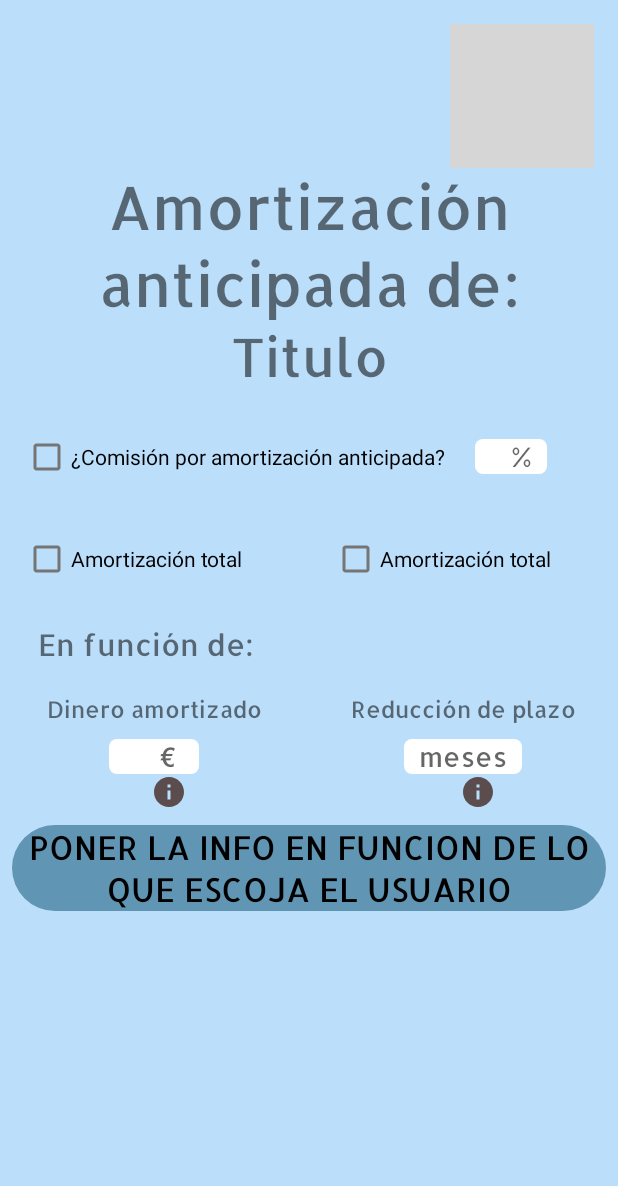
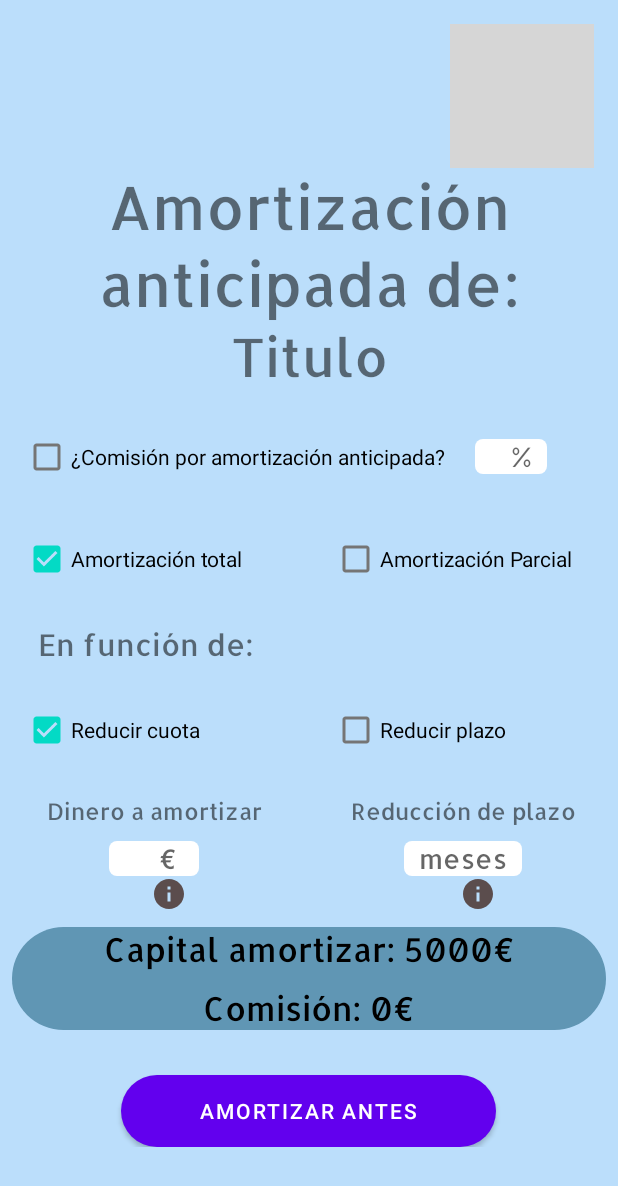
Before and after one commit to Seryiii/TFG-MiHipotecaApp, an Android app: the layout activity_amortizar_antes.xml on its own in the app's theme, with its tools: preview values and no code run, on a phone screen of 412 x 824 dp. Shown: the top 1186 px of the screen. Run offline under Robolectric (Android 15) with nearby library versions, the phone set to English and light mode, and no system bars; grey boxes are pictures that could not be loaded.

Commit message:
principio_amortizar_antes

```diff
--- a/MiHipotecaApp/app/src/main/java/es/MiHipotecaApp/TFG/UsuarioRegistrado/HipotecasSeguimiento/AmortizarAntes.java
+++ b/MiHipotecaApp/app/src/main/java/es/MiHipotecaApp/TFG/UsuarioRegistrado/HipotecasSeguimiento/AmortizarAntes.java
@@ -3,14 +3,107 @@ package es.MiHipotecaApp.TFG.UsuarioRegistrado.HipotecasSeguimiento;
 import androidx.appcompat.app.AppCompatActivity;
 
 import android.os.Bundle;
+import android.view.View;
+import android.widget.Button;
+import android.widget.CheckBox;
+import android.widget.CompoundButton;
+import android.widget.EditText;
+import android.widget.ImageButton;
+import android.widget.LinearLayout;
+import android.widget.TextView;
 
 import es.MiHipotecaApp.TFG.R;
 
 public class AmortizarAntes extends AppCompatActivity {
 
+    private TextView titulo_hipoteca;
+    private CheckBox check_comision;
+    private EditText edit_comision;
+    private CheckBox check_amort_total;
+    private CheckBox check_amort_parcial;
+    private CheckBox check_reducir_cuota;
+    private CheckBox check_reducir_plazo;
+    private EditText edit_dinero_a_amortizar;
+    private EditText edit_reduccion_plazo_meses;
+    private ImageButton btn_info_dinero_amort;
+    private ImageButton btn_info_reduccion_plazo;
+
+    private Button amortizar_antes;
+
+
+    private TextView capital_amortizado;
+    private TextView total_comision;
+    //Utilizar este layout tambien para num cuotas anterior vs num_cuotas
+    private LinearLayout layout_cuotaplazo_antigua_vs_nueva;
+    private LinearLayout layout_amort_parcial;
+
+
+
     @Override
     protected void onCreate(Bundle savedInstanceState) {
         super.onCreate(savedInstanceState);
         setContentView(R.layout.activity_amortizar_antes);
+        initUI();
+        eventos();
+    }
+
+    private void initUI(){
+        titulo_hipoteca = findViewById(R.id.nombre_amort_anticipada_hip);
+        check_comision  = findViewById(R.id.checkBox_comision_amrotizacion_anticipada);
+        edit_comision = findViewById(R.id.edit_porcentaje_comision_ant);
+        check_amort_total = findViewById(R.id.checkBox_amort_total);
+        check_amort_parcial = findViewById(R.id.checkBox_amort_parcial);
+        check_reducir_cuota = findViewById(R.id.check_reducir_cuota);
+        check_reducir_plazo = findViewById(R.id.check_reducir_plazo);
+        edit_dinero_a_amortizar = findViewById(R.id.edit_dinero_amort);
+        edit_reduccion_plazo_meses = findViewById(R.id.edit_reduccion_plazo);
+        //todo Faltan los botones de informacion
+        btn_info_dinero_amort = findViewById(R.id.btn_info_dinero_amort);
+        btn_info_reduccion_plazo = findViewById(R.id.btn_info_reduccion_plazo);
+        layout_cuotaplazo_antigua_vs_nueva = findViewById(R.id.layout_cuotavsnueva);
+        layout_amort_parcial = findViewById(R.id.layout_amort_parcial);
+        amortizar_antes = findViewById(R.id.btn_realizar_amortizacion_anticipada);
+    }
+
+    private void eventos(){
+        check_comision.setOnCheckedChangeListener(new CompoundButton.OnCheckedChangeListener() {
+            @Override
+            public void onCheckedChanged(CompoundButton buttonView, boolean isChecked) {
+                if (isChecked) {
+                    edit_comision.setEnabled(true);
+                } else{
+                    edit_comision.setEnabled(false);
+                    edit_comision.setText("");
+                }
+            }
+        });
+
+        check_amort_total.setOnCheckedChangeListener(new CompoundButton.OnCheckedChangeListener() {
+            @Override
+            public void onCheckedChanged(CompoundButton buttonView, boolean isChecked) {
+                if (isChecked) {
+                    check_amort_parcial.setChecked(false);
+                    layout_cuotaplazo_antigua_vs_nueva.setVisibility(View.GONE);
+                    layout_amort_parcial.setVisibility(View.GONE);
+                    edit_dinero_a_amortizar.setText("PONER AQUI EL CAPITAL PENDIENTE");
+                    //SI LA COMISION ESTA MARCADA PONER LA CANTIDAD EN EL EDIT
+                } else{
+
+                }
+            }
+        });
+
+        check_amort_parcial.setOnCheckedChangeListener(new CompoundButton.OnCheckedChangeListener() {
+            @Override
+            public void onCheckedChanged(CompoundButton buttonView, boolean isChecked) {
+                if (isChecked) {
+                    check_amort_total.setChecked(false);
+                    layout_cuotaplazo_antigua_vs_nueva.setVisibility(View.VISIBLE);
+                } else{
+
+                }
+            }
+        });
+
     }
 }
--- a/MiHipotecaApp/app/src/main/res/layout/activity_amortizar_antes.xml
+++ b/MiHipotecaApp/app/src/main/res/layout/activity_amortizar_antes.xml
@@ -1,5 +1,6 @@
 <?xml version="1.0" encoding="utf-8"?>
-<androidx.constraintlayout.widget.ConstraintLayout xmlns:android="http://schemas.android.com/apk/res/android"
+<ScrollView
+    xmlns:android="http://schemas.android.com/apk/res/android"
     xmlns:app="http://schemas.android.com/apk/res-auto"
     xmlns:tools="http://schemas.android.com/tools"
     android:layout_width="match_parent"
@@ -56,18 +57,18 @@
                 android:text="¿Comisión por amortización anticipada?" />
 
             <EditText
-                android:id="@+id/edit_precio_vivienda"
+                android:id="@+id/edit_porcentaje_comision_ant"
                 android:layout_width="wrap_content"
                 android:layout_height="wrap_content"
-                android:paddingLeft="10dp"
-                android:paddingRight="10dp"
+                android:layout_gravity="center"
+                android:layout_marginStart="20dp"
                 android:background="@drawable/rounded_edit_text2"
                 android:fontFamily="@font/allerta"
-                android:layout_marginStart="20dp"
                 android:hint="   %"
+                android:enabled="false"
                 android:inputType="number|numberDecimal"
-                android:layout_gravity="center"/>
-
+                android:paddingLeft="10dp"
+                android:paddingRight="10dp" />
 
 
         </LinearLayout>
@@ -75,27 +76,27 @@
         <LinearLayout
             android:layout_width="match_parent"
             android:layout_height="wrap_content"
+            android:layout_gravity="center"
             android:layout_marginTop="20dp"
-            android:orientation="horizontal"
-            android:layout_gravity="center">
+            android:orientation="horizontal">
 
             <CheckBox
                 android:id="@+id/checkBox_amort_total"
                 android:layout_width="0dp"
                 android:layout_height="wrap_content"
+                android:layout_marginStart="15dp"
                 android:layout_weight="1"
-                android:layout_marginStart="15dp"
-                android:checked="false"
+                android:checked="true"
                 android:text="Amortización total" />
 
             <CheckBox
                 android:id="@+id/checkBox_amort_parcial"
                 android:layout_width="0dp"
                 android:layout_height="wrap_content"
+                android:layout_marginStart="15dp"
                 android:layout_weight="1"
-                android:layout_marginStart="15dp"
                 android:checked="false"
-                android:text="Amortización total" />
+                android:text="Amortización Parcial" />
 
 
         </LinearLayout>
@@ -103,90 +104,92 @@
         <TextView
             android:layout_width="wrap_content"
             android:layout_height="wrap_content"
-            android:fontFamily="@font/allerta"
             android:layout_marginStart="25dp"
             android:layout_marginTop="20dp"
+            android:fontFamily="@font/allerta"
             android:text="En función de:"
             android:textSize="20sp" />
 
-        <!-- <LinearLayout
+        <LinearLayout
+            android:id="@+id/layout_amort_parcial"
             android:layout_width="match_parent"
             android:layout_height="wrap_content"
+            android:layout_gravity="center"
             android:layout_marginTop="20dp"
-            android:orientation="horizontal"
-            android:layout_gravity="center">
+            android:orientation="horizontal">
 
-            <TextView
+            <CheckBox
+                android:id="@+id/check_reducir_cuota"
                 android:layout_width="0dp"
                 android:layout_height="wrap_content"
+                android:layout_marginStart="15dp"
                 android:layout_weight="1"
-                android:gravity="center"
-                android:fontFamily="@font/allerta"
-                android:text="Dinero amortizado"
-                android:textSize="15sp" />
+                android:checked="true"
+                android:text="Reducir cuota" />
 
-            <TextView
+            <CheckBox
+                android:id="@+id/check_reducir_plazo"
                 android:layout_width="0dp"
                 android:layout_height="wrap_content"
+                android:layout_marginStart="15dp"
                 android:layout_weight="1"
-                android:fontFamily="@font/allerta"
-                android:gravity="center"
-                android:text="Reducción de plazo"
-                android:textSize="15sp" />
+                android:checked="false"
+                android:text="Reducir plazo" />
 
-        </LinearLayout> -->
+
+        </LinearLayout>
 
         <LinearLayout
             android:layout_width="match_parent"
             android:layout_height="wrap_content"
-        android:orientation="horizontal"
-        android:layout_gravity="center">
+            android:layout_gravity="center"
+            android:orientation="horizontal">
 
             <LinearLayout
                 android:layout_width="0dp"
                 android:layout_height="wrap_content"
+                android:layout_marginTop="20dp"
                 android:layout_weight="1"
-                android:layout_marginTop="20dp"
-                android:orientation="vertical"
-                android:gravity="center">
+                android:gravity="center"
+                android:orientation="vertical">
 
                 <TextView
                     android:layout_width="wrap_content"
                     android:layout_height="wrap_content"
+                    android:fontFamily="@font/allerta"
                     android:gravity="center"
-                        android:fontFamily="@font/allerta"
-                        android:text="Dinero amortizado"
+                    android:text="Dinero a amortizar"
                     android:textSize="15sp" />
 
                 <EditText
                     android:id="@+id/edit_dinero_amort"
                     android:layout_width="wrap_content"
                     android:layout_height="wrap_content"
-                        android:paddingLeft="10dp"
-                        android:paddingRight="10dp"
                     android:layout_marginTop="10dp"
                     android:background="@drawable/rounded_edit_text2"
                     android:fontFamily="@font/allerta"
                     android:hint="     € "
-                        android:inputType="number|numberDecimal"/>
+                    android:inputType="number|numberDecimal"
+                    android:paddingLeft="10dp"
+                    android:paddingRight="10dp" />
 
                 <ImageButton
                     android:id="@+id/btn_info_dinero_amort"
                     android:layout_width="wrap_content"
                     android:layout_height="wrap_content"
-                        android:src="@drawable/info"
                     android:layout_marginLeft="10dp"
-                        android:background="@null"/>
+                    android:background="@null"
+                    android:src="@drawable/info" />
 
             </LinearLayout>
 
             <LinearLayout
                 android:layout_width="0dp"
                 android:layout_height="wrap_content"
+                android:layout_marginTop="20dp"
                 android:layout_weight="1"
-                android:layout_marginTop="20dp"
-                android:orientation="vertical"
-                android:gravity="center">
+                android:gravity="center"
+                android:orientation="vertical">
 
                 <TextView
                     android:layout_width="wrap_content"
@@ -200,21 +203,21 @@
                     android:id="@+id/edit_reduccion_plazo"
                     android:layout_width="wrap_content"
                     android:layout_height="wrap_content"
-                    android:paddingLeft="10dp"
-                    android:paddingRight="10dp"
                     android:layout_marginTop="10dp"
                     android:background="@drawable/rounded_edit_text2"
                     android:fontFamily="@font/allerta"
                     android:hint="meses"
-                    android:inputType="number"/>
+                    android:inputType="number"
+                    android:paddingLeft="10dp"
+                    android:paddingRight="10dp" />
 
                 <ImageButton
                     android:id="@+id/btn_info_reduccion_plazo"
                     android:layout_width="wrap_content"
                     android:layout_height="wrap_content"
-                    android:src="@drawable/info"
                     android:layout_marginLeft="10dp"
-                    android:background="@null"/>
+                    android:background="@null"
+                    android:src="@drawable/info" />
 
             </LinearLayout>
 
@@ -223,23 +226,111 @@
         <LinearLayout
             android:layout_width="match_parent"
             android:layout_height="wrap_content"
+            android:layout_marginStart="8dp"
             android:layout_marginTop="10dp"
-        android:layout_marginStart="8dp"
             android:layout_marginEnd="8dp"
-        android:orientation="vertical"
-        android:background="@drawable/btn_bordes_redondos">
+            android:background="@drawable/btn_bordes_redondos"
+            android:orientation="vertical">
 
             <TextView
-            android:id="@+id/cuota_mensual_seguimiento_hip"
+                android:id="@+id/edit_capital_amortizado"
+                android:layout_width="match_parent"
+                android:layout_height="wrap_content"
+                android:fontFamily="@font/allerta"
+                android:gravity="center"
+                android:text="Capital amortizar: 5000€"
+                android:textColor="@color/black"
+                android:textSize="22sp" />
+
+            <LinearLayout
+                android:id="@+id/layout_cuotavsnueva"
+                android:layout_width="match_parent"
+                android:layout_height="wrap_content"
+                android:orientation="vertical"
+                android:visibility="gone">
+
+                <LinearLayout
+
+                    android:layout_width="match_parent"
+                    android:layout_height="wrap_content"
+                    android:layout_marginTop="10dp"
+                    android:orientation="horizontal">
+
+                    <TextView
                         android:layout_width="wrap_content"
                         android:layout_height="wrap_content"
                         android:fontFamily="@font/allerta"
+                        android:gravity="center"
+                        android:text="Cuota antigua"
+                        android:layout_weight="1"
                         android:textColor="@color/black"
+                        android:textSize="22sp" />
+
+                    <TextView
+                        android:layout_width="wrap_content"
+                        android:layout_height="wrap_content"
+                        android:fontFamily="@font/allerta"
+                        android:layout_weight="1"
                         android:gravity="center"
-            android:text="PONER LA INFO EN FUNCION DE LO QUE ESCOJA EL USUARIO"
+                        android:text="Cuota nueva"
+                        android:textColor="@color/black"
                         android:textSize="22sp" />
-    </LinearLayout>
 
                 </LinearLayout>
 
-</androidx.constraintlayout.widget.ConstraintLayout>
+                <LinearLayout
+                    android:layout_width="match_parent"
+                    android:layout_height="wrap_content"
+                    android:layout_marginTop="10dp"
+                    android:orientation="horizontal">
+
+                    <TextView
+                        android:id="@+id/edit_cuota_antigua"
+                        android:layout_width="wrap_content"
+                        android:layout_height="wrap_content"
+                        android:fontFamily="@font/allerta"
+                        android:gravity="center"
+                        android:text="500€"
+                        android:layout_weight="1"
+                        android:textColor="@color/black"
+                        android:textSize="22sp" />
+
+                    <TextView
+                        android:id="@+id/edit_cuota_nueva"
+                        android:layout_width="wrap_content"
+                        android:layout_height="wrap_content"
+                        android:fontFamily="@font/allerta"
+                        android:layout_weight="1"
+                        android:gravity="center"
+                        android:text="300€"
+                        android:textColor="@color/black"
+                        android:textSize="22sp" />
+
+                </LinearLayout>
+            </LinearLayout>
+
+            <TextView
+                android:id="@+id/edit_comision"
+                android:layout_width="match_parent"
+                android:layout_height="wrap_content"
+                android:fontFamily="@font/allerta"
+                android:layout_marginTop="10dp"
+                android:gravity="center"
+                android:text="Comisión: 0€"
+                android:textColor="@color/black"
+                android:textSize="22sp" />
+
+        </LinearLayout>
+
+        <Button
+            android:layout_marginTop="30dp"
+            android:id="@+id/btn_realizar_amortizacion_anticipada"
+            android:layout_width="250dp"
+            android:layout_gravity="center"
+            android:layout_height="wrap_content"
+            android:background="@drawable/btn_bordes_redondos"
+            android:text="@string/txt_btn_amortizar_antes"/>
+
+    </LinearLayout>
+
+</ScrollView>
--- a/MiHipotecaApp/app/src/main/res/values/strings.xml
+++ b/MiHipotecaApp/app/src/main/res/values/strings.xml
@@ -161,6 +161,8 @@
     <string name="sesion_cerrada">Sesión cerrada</string>
     <string name="mensaje_enviado_recuperar_contra">Se ha enviado un correo electrónico para restablecer su contraseña</string>
     <string name="hipoteca_seguimiento_exito">Hipoteca creada con éxito!</string>
+    <string name="hipoteca_seguimiento_borrada_exito">Hipoteca borrada con éxito!</string>
+    <string name="vinculaciones_actualizdas">Vinculaciones anuales añadidas con éxito!</string>
     <string name="hipoteca_seguimiento_editada_exito">Hipoteca editada con éxito!</string>
 
     <!-- PRIMER EJEMPLO MORALES -->
```
Lines whose indentation alone changed are shown as unchanged.
